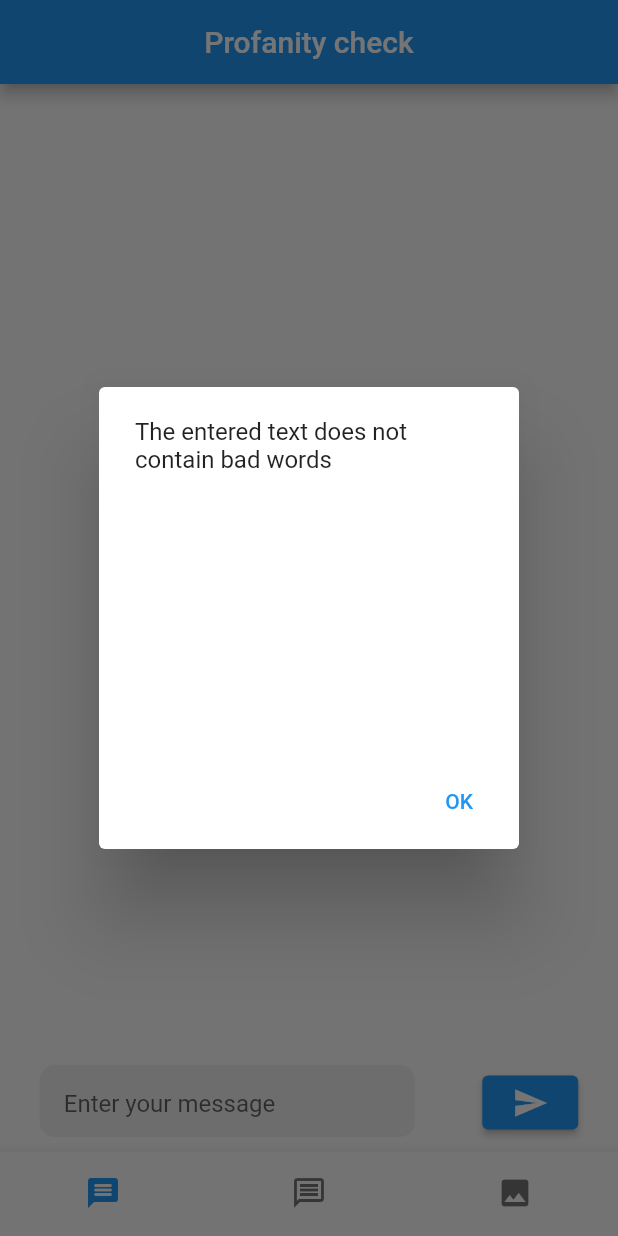
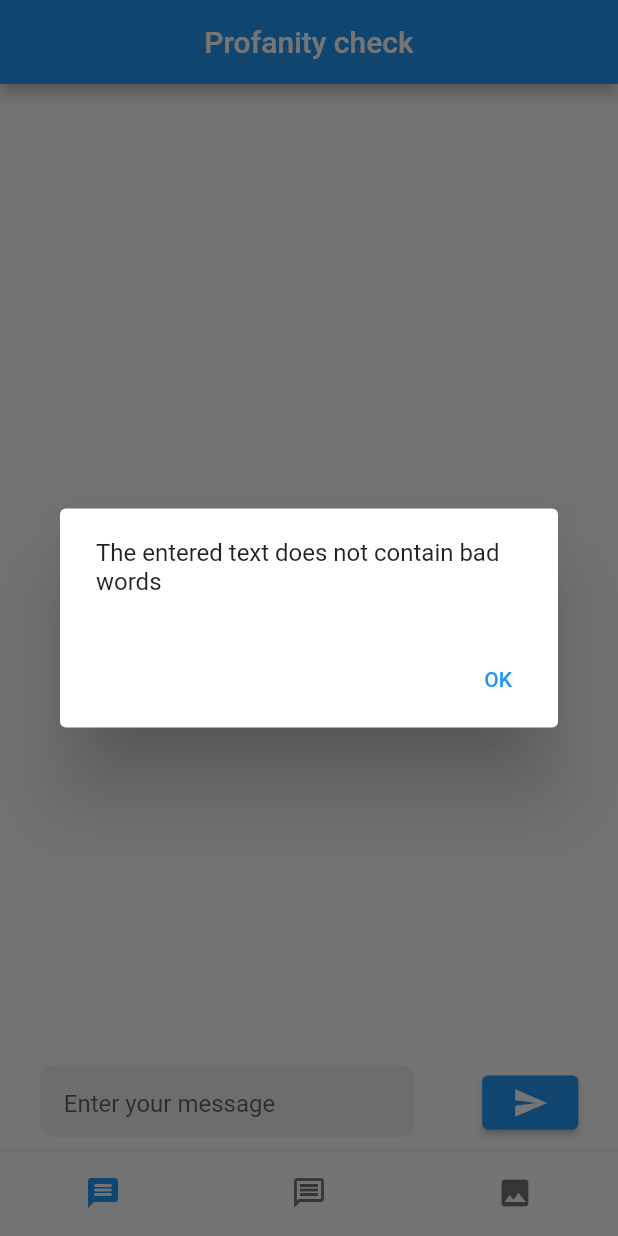
Before and after one commit to subramanian42/ContentScanner, a Flutter app: the screen it shows after launch, after a tap on the "send" icon, on a phone screen of 412 x 824 dp. Run offline on Flutter 3.47's test engine with Material 2 defaults, Android fonts, the phone set to English and light mode, and no system bars; our stand-ins replace image_picker; missing offline and left inert: profanity_filter.

Commit message:
fix: fixed UI of text screening

```diff
--- a/lib/text_screening/text_screen.dart
+++ b/lib/text_screening/text_screen.dart
@@ -70,16 +70,8 @@ void _showDialog(BuildContext context, {List<String>? badWords, String? text}) {
     context: context,
     builder: (_) => AlertDialog(
       title: text != null ? null : const Text('Error'),
-      content: SizedBox(
-        width: 100,
-        height: 200,
-        child: Column(
-          children: [
-            Text(
-              text ?? 'Please enter appropriate text',
-            ),
-          ],
-        ),
+      content: Text(
+        text ?? 'Please enter appropriate text',
       ),
       actions: [
         TextButton(
```
